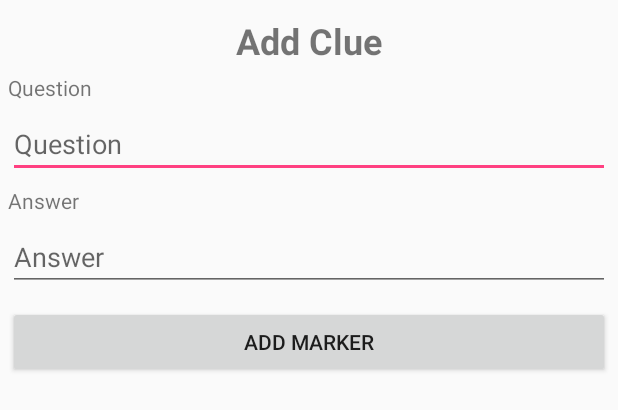
After one commit to aidanbiggs/HuntGather, an Android app: the layout dialog_add_marker.xml on its own in the app's theme, with its tools: preview values and no code run, on a phone screen of 412 x 824 dp. The commit adds this screen. Shown: the top 410 px of the screen. Run offline under Robolectric (Android 15) with nearby library versions, the phone set to English and light mode, and no system bars.

Commit message:
Added -------------- - Dialog box now opens when marker is placed - Dialog box will close when "Add Marker" is clicked
Issues
------------
- Started off not using dialog boxes, instead used a series of layouts on top of map that would be made visible/invisible
- got overly complicated due to setting multiple visibilities and having layout look terrible. Found out about dialogs from stack overflow

Resources
-----------------
-https://www.youtube.com/watch?v=plnLs6aST1M
-https://developer.android.com/guide/topics/ui/dialogs.html

--------------------------
Detailed to Do
- Post question and answer to server with other info.
- Randomise marker colour based on hunt code
- Add counter for markers (select statement for current hunt code on DB)
- ETA for hunt
- Code to view markers (all with current hunt code)

To Do
-----------------
-"Create Hunt" features
   View placed markers button
   Count of current amount of markers placed and shortest distance between them (perhaps calculation of time taken to walk?)
   Button to finish placing markers and create hunt
-"View Markers" will allow users to view the markers they've placed so far (each marker will have the hunt code attached to it)
-Current amount of markers is self explanatory
-May have to add "My Hunts" option to nav bar to keep track of the users created hunts?

```diff
--- a/app/src/main/java/com/example/android/huntgather/MapAddMarkerActivity.java
+++ b/app/src/main/java/com/example/android/huntgather/MapAddMarkerActivity.java
@@ -15,11 +15,13 @@ import android.support.v4.app.FragmentTransaction;
 import android.support.v4.content.ContextCompat;
 import android.support.v4.widget.DrawerLayout;
 import android.support.v7.app.ActionBarDrawerToggle;
+import android.support.v7.app.AlertDialog;
 import android.support.v7.app.AppCompatActivity;
 import android.util.Log;
 import android.view.MenuItem;
 import android.view.View;
 import android.widget.Button;
+import android.widget.EditText;
 import android.widget.Toast;
 
 import com.google.android.gms.location.FusedLocationProviderClient;
@@ -269,6 +271,31 @@ public class MapAddMarkerActivity extends AppCompatActivity implements OnMapRead
         double lit = latLng.latitude;
         double lon = latLng.longitude;
         arrMarkerList.add(mMap.addMarker(new MarkerOptions().position(new LatLng(lit, lon)).title("Your Added Marker").icon(BitmapDescriptorFactory.defaultMarker(BitmapDescriptorFactory.HUE_ORANGE))));
+
+        AlertDialog.Builder mBuilder = new AlertDialog.Builder(MapAddMarkerActivity.this);
+        View mView = getLayoutInflater().inflate(R.layout.dialog_add_marker, null);
+        final EditText mQuestion = (EditText)  mView.findViewById(R.id.question_editText);
+        final EditText mAnswer = (EditText)  mView.findViewById(R.id.answer_editText);
+        Button mAddMarker = (Button)  mView.findViewById(R.id.add_marker_dialog);
+        mBuilder.setView(mView);
+        final AlertDialog dialog = mBuilder.create();
+        dialog.show();
+
+        mAddMarker.setOnClickListener(new View.OnClickListener() {
+            @Override
+            public void onClick(View view) {
+                if(!mQuestion.getText().toString().isEmpty() && !mAnswer.getText().toString().isEmpty()){
+                    dialog.dismiss();
+
+                }else{
+                    Toast.makeText(MapAddMarkerActivity.this, "Please fill in any empty fields", Toast.LENGTH_SHORT).show();
+
+                }
+            }
+        });
+
+
+
         for (Polyline polyline : arrPolylineList) {
             polyline.remove();
         }
--- a/app/src/main/res/layout/activity_add_marker_map.xml
+++ b/app/src/main/res/layout/activity_add_marker_map.xml
@@ -45,6 +45,7 @@
                 android:layout_marginEnd="17dp"
                 android:layout_marginRight="17dp"
                 android:text="@string/create_hunt_finished" />
+
         </RelativeLayout>
 
     </LinearLayout>
--- /dev/null
+++ b/app/src/main/res/layout/dialog_add_marker.xml
@@ -0,0 +1,57 @@
+<?xml version="1.0" encoding="utf-8"?>
+<LinearLayout xmlns:android="http://schemas.android.com/apk/res/android"
+    android:orientation="vertical" android:layout_width="match_parent"
+    android:layout_height="match_parent"
+    android:padding="5dp">
+
+    <TextView
+        android:id="@+id/add_clue_textView"
+        android:layout_width="wrap_content"
+        android:layout_height="wrap_content"
+        android:layout_gravity="center"
+        android:text="@string/add_clue"
+        android:textSize="24sp"
+        android:layout_marginTop="5sp"
+        android:textStyle="bold" />
+
+    <TextView
+        android:id="@+id/question_textView"
+        android:layout_width="wrap_content"
+        android:layout_height="wrap_content"
+        android:layout_marginTop="5dp"
+        android:text="@string/question" />
+
+    <EditText
+        android:id="@+id/question_editText"
+        android:layout_width="match_parent"
+        android:layout_height="wrap_content"
+        android:layout_marginTop="5dp"
+        android:ems="10"
+        android:inputType="textLongMessage"
+        android:hint="@string/question" />
+
+    <TextView
+        android:id="@+id/answer_textView"
+        android:layout_width="60dp"
+        android:layout_height="wrap_content"
+        android:layout_marginTop="5dp"
+        android:text="@string/answer" />
+
+
+    <EditText
+        android:id="@+id/answer_editText"
+        android:layout_width="match_parent"
+        android:layout_height="wrap_content"
+        android:layout_marginTop="5dp"
+        android:ems="10"
+        android:inputType="textPersonName"
+        android:hint="@string/answer" />
+
+    <Button
+        android:id="@+id/add_marker_dialog"
+        android:layout_width="match_parent"
+        android:layout_height="wrap_content"
+        android:layout_marginTop="10dp"
+        android:text="@string/create_hunt_add_marker" />
+
+</LinearLayout>
--- a/app/src/main/res/values/strings.xml
+++ b/app/src/main/res/values/strings.xml
@@ -21,4 +21,15 @@
     <string name="create_hunt_markers_placed">Current Amount Of Markers Placed : </string>
     <string name="create_hunt_finished">Finished</string>
 
+    <!--
+    Add Hunt Marker Box strings
+    -->
+    <string name="add_clue">Add Clue</string>
+    <string name="tap_select">(Tap to Select)</string>
+    <string name="own_clue">Own Clue</string>
+    <string name="random_riddle">Random Riddle</string>
+    <string name="random_math">Random Math</string>
+    <string name="answer">Answer</string>
+    <string name="question">Question</string>
+
 </resources>
```
